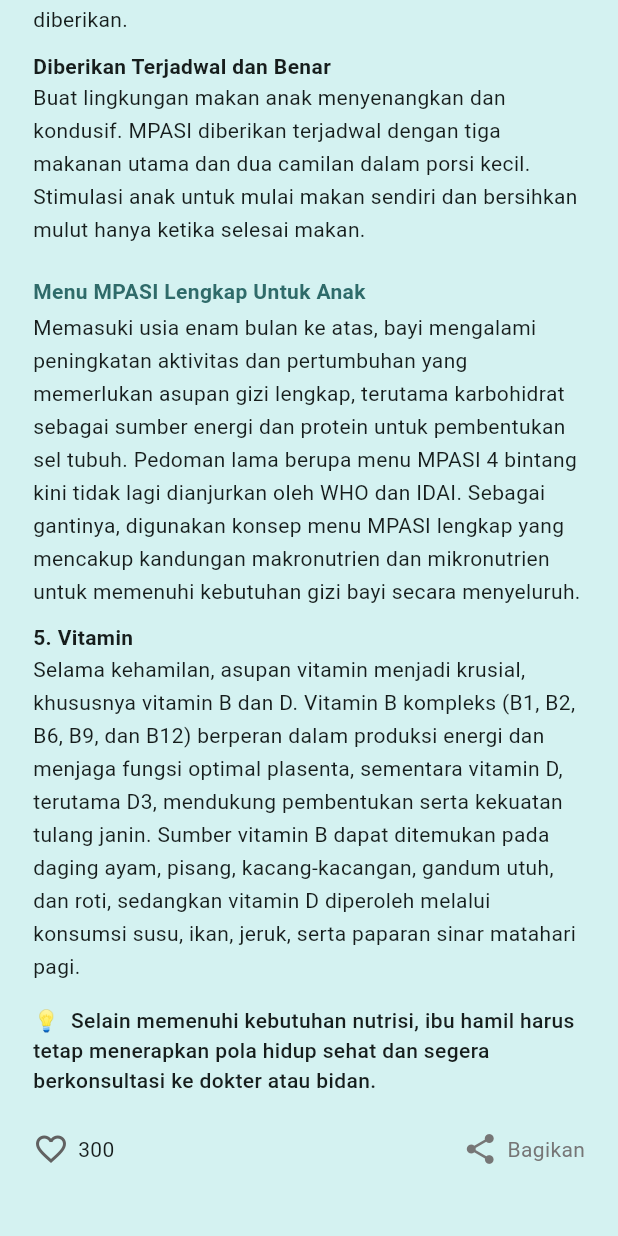
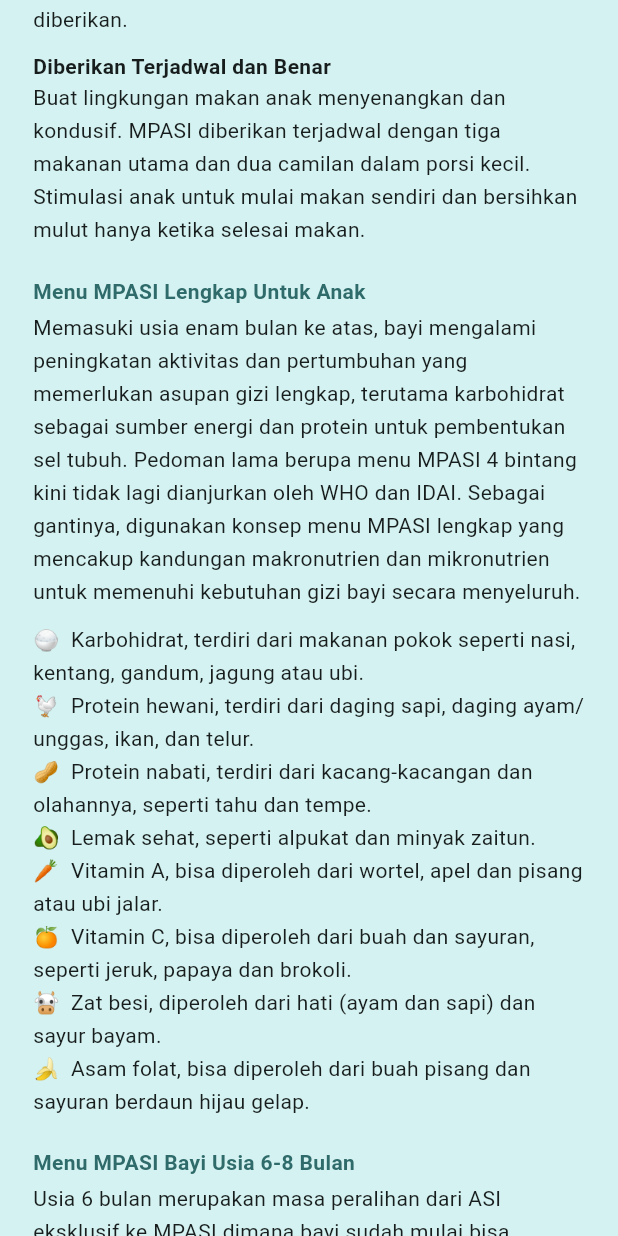
Before and after one commit to fanifatimahpr/stuntinq_apps, a Flutter app: the ArticleType3 screen opened directly, scrolled down 964 dp, on a phone screen of 412 x 824 dp. Run offline on Flutter 3.47's test engine with Material 3 defaults, Android fonts, the phone set to English and light mode, and no system bars; our stand-ins replace fluttertoast, shared_preferences, sqflite, table_calendar; accounts and stored records are empty.

```diff
--- a/lib/bottomnavigation/edukasi_modul2.dart
+++ b/lib/bottomnavigation/edukasi_modul2.dart
@@ -11,7 +11,7 @@ class ArticleType2 extends StatefulWidget {
 class _ArticleType2PageState extends State<ArticleType2> {
   bool isLiked = false;
   bool isBookmarked = false;
-  int likeCount = 300;
+  int likeCount = 343;
 
   @override
   Widget build(BuildContext context) {
--- a/lib/bottomnavigation/edukasi_modul3.dart
+++ b/lib/bottomnavigation/edukasi_modul3.dart
@@ -11,7 +11,7 @@ class ArticleType3 extends StatefulWidget {
 class _ArticleType3PageState extends State<ArticleType3> {
   bool isLiked = false;
   bool isBookmarked = false;
-  int likeCount = 300;
+  int likeCount = 287;
 
   @override
   Widget build(BuildContext context) {
@@ -116,7 +116,7 @@ class _ArticleType3PageState extends State<ArticleType3> {
             borderRadius: BorderRadius.circular(30),
           ),
           child: Text(
-            "Tumbuh Optimal",
+            "Menu MPASI",
             style: TextStyle(
               color: Color.fromARGB(255, 255, 255, 255),
               fontWeight: FontWeight.w600,
@@ -239,16 +239,117 @@ class _ArticleType3PageState extends State<ArticleType3> {
           style: TextStyle(height: 1.6),
         ),
         SizedBox(height: 10),
-        Text("5. Vitamin", style: TextStyle(fontWeight: FontWeight.bold)),
+        Text("🍚  Karbohidrat, terdiri dari makanan pokok seperti nasi, kentang, gandum, jagung atau ubi.", style: TextStyle(height: 1.6)),
         Text(
-          'Selama kehamilan, asupan vitamin menjadi krusial, khususnya vitamin B dan D. Vitamin B kompleks (B1, B2, B6, B9, dan B12) berperan dalam produksi energi dan menjaga fungsi optimal plasenta, sementara vitamin D, terutama D3, mendukung pembentukan serta kekuatan tulang janin. Sumber vitamin B dapat ditemukan pada daging ayam, pisang, kacang-kacangan, gandum utuh, dan roti, sedangkan vitamin D diperoleh melalui konsumsi susu, ikan, jeruk, serta paparan sinar matahari pagi.',
+          '🐔  Protein hewani, terdiri dari daging sapi, daging ayam/unggas, ikan, dan telur.',
           style: TextStyle(height: 1.6),
         ),
-        SizedBox(height: 15),
         Text(
-          "💡  Selain memenuhi kebutuhan nutrisi, ibu hamil harus tetap menerapkan pola hidup sehat dan segera berkonsultasi ke dokter atau bidan.",
-          style: TextStyle(fontWeight: FontWeight.w500),
+          "🥜  Protein nabati, terdiri dari kacang-kacangan dan olahannya, seperti tahu dan tempe.",
+          style: TextStyle(height: 1.6),
         ),
+        Text(
+          "🥑  Lemak sehat, seperti alpukat dan minyak zaitun.",
+          style: TextStyle(height: 1.6),
+        ),
+         Text(
+          "🥕  Vitamin A, bisa diperoleh dari wortel, apel dan pisang atau ubi jalar.",
+          style: TextStyle(height: 1.6),
+        ),
+        Text(
+          "🍊  Vitamin C, bisa diperoleh dari buah dan sayuran, seperti jeruk, papaya dan brokoli.",
+          style: TextStyle(height: 1.6),
+        ),
+        Text(
+          "🐮  Zat besi, diperoleh dari hati (ayam dan sapi) dan sayur bayam.",
+          style: TextStyle(height: 1.6),
+        ),
+        Text(
+          "🍌  Asam folat, bisa diperoleh dari buah pisang dan sayuran berdaun hijau gelap.",
+          style: TextStyle(height: 1.6),
+        ),
+
+        SizedBox(height: 20),
+
+        Text(
+          "Menu MPASI Bayi Usia 6-8 Bulan",
+          style: TextStyle(
+            fontWeight: FontWeight.bold,
+            fontSize: 14,
+            color: Color(0xff2f6b6a),
+          ),
+        ),
+        SizedBox(height: 3),
+         Text(
+          "Usia 6 bulan merupakan masa peralihan dari ASI eksklusif ke MPASI dimana bayi sudah mulai bisa mencerna makanan yang lebih padat. Inilah saat yang tepat memberi si kecil makanan bertekstur lunak, seperti bubur, kentang tumbuk, pisang atau alpukat.",
+          style: TextStyle(height: 1.6),
+        ),
+        SizedBox(height: 10),
+
+        Text(
+          "Usia 6 bulan merupakan masa peralihan dari ASI eksklusif ke MPASI dimana bayi sudah mulai bisa mencerna makanan yang lebih padat. Inilah saat yang tepat memberi si kecil makanan bertekstur lunak, seperti bubur, kentang tumbuk, pisang atau alpukat.",
+          style: TextStyle(height: 1.6),
+        ),
+        SizedBox(height: 10),
+        Text(
+          'Makanan yang bisa disiapkan Ibu antara lain bubur pisang campur apel dan pir, bubur sup daging kacang merah, atau puding kentang ayam dan telur. Unduh resep mpasi lokal untuk bayi usia 6-8 bukan di sini.', style: TextStyle(height: 1.6),
+          ),
+          SizedBox(height: 20),
+
+        Text(
+          "Menu MPASI Bayi Usia 9-11 Bulan",
+          style: TextStyle(
+            fontWeight: FontWeight.bold,
+            fontSize: 14,
+            color: Color(0xff2f6b6a),
+          ),
+        ),
+        SizedBox(height: 3),
+         Text(
+          'Di usia 9 bulan bayi mulai beralih ke menu makanan yang bervariasi dan bertekstur kasar. Walaupun ASI tetap merupakan sumber gizi utama, MPASI mulai berkontribusi terhadap pemenuhan kebutuhan nutrisi si kecil.', style: TextStyle(height: 1.6),
+        ),
+        SizedBox(height: 10),
+        Text(
+          'Berikan makanan yang lembut seperti nasi tim atau yang dicincang halus, dicacah, dan diiris-iris. Beberapa resep MPASI yang bisa ibu siapkan antara lain sop daging cincang, nasi tim ikan tuna telur puyuh atau tim bubur manado daging dan udang.', style: TextStyle(height: 1.6),
+        ),
+        SizedBox(height: 20),
+        Text(
+          "Menu MPASI Bayi Usia 12-23 Bulan",
+          style: TextStyle(
+            fontWeight: FontWeight.bold,
+            fontSize: 14,
+            color: Color(0xff2f6b6a),
+          ),
+        ),
+        SizedBox(height: 3),
+         Text(
+          'Saat mencapai usia 12 bulan atau 1 tahun, kebutuhan energi dan protein si kecil meningkat. Pastikan Ibu memberi si kecil protein hewani yang mengandung asam amino esensial untuk mendukung pertumbuhan otak dan sel-sel tubuh lainnya. ', style: TextStyle(height: 1.6),
+        ),
+        SizedBox(height: 10),
+        Text(
+          'Menu makanan yang diberikan, selain ASI, harus tetap lengkap, bervariasi dan bergizi seimbang. Pada rentang usia ini si kecil sudah mulai bisa makan nasi dan daging yang diiris-iris. Beberapa resep MPASI yang bisa ibu siapkan antara lain nasi sup telur puyuh bola ayam, nasi soto ayam kuah kuning, nasi ikan kuah kuning, dan nugget tempe ayam sayuran.', style: TextStyle(height: 1.6),
+        ),
+         SizedBox(height: 20),
+        Text(
+          "Menu MPASI Bayi Usia 2-5 Tahun",
+          style: TextStyle(
+            fontWeight: FontWeight.bold,
+            fontSize: 14,
+            color: Color(0xff2f6b6a),
+          ),
+        ),
+        SizedBox(height: 3),
+         Text(
+          'Memasuki usia 2 tahun ke atas, kemampuan fisik, intelektual dan sosial anak berkembang pesat. Anak juga sudah mulai memilih-milih makanan dan bisa makan makanan orang dewasa.', style: TextStyle(height: 1.6),
+        ),
+        SizedBox(height: 10),
+        Text(
+          'Berikan menu makanan yang lebih bervariasi agar anak tidak bosan. Namun tetap perhatikan kadar garam dan gula, serta hindari makanan olahan yang mengandung zat adiktif dan bahan pengawet.', style: TextStyle(height: 1.6),
+        ),
+        Text(
+          'Beberapa resep MPASI untuk anak usia 2 tahun ke atas, antara lain nasi masak ayam kecap sayur, nasi ikan lele katsu ceria, nasi sup tabas udang sayur dan bola-bola nasi isi rabuk ikan.', style: TextStyle(height: 1.6),
+        ),
+         SizedBox(height: 20),
       ],
     );
   }
--- a/lib/bottomnavigation/edukasi_modul4.dart
+++ b/lib/bottomnavigation/edukasi_modul4.dart
@@ -11,7 +11,7 @@ class ArticleType4 extends StatefulWidget {
 class _ArticleType4PageState extends State<ArticleType4> {
   bool isLiked = false;
   bool isBookmarked = false;
-  int likeCount = 300;
+  int likeCount = 468;
 
   @override
   Widget build(BuildContext context) {
@@ -100,7 +100,7 @@ class _ArticleType4PageState extends State<ArticleType4> {
             borderRadius: BorderRadius.circular(30),
           ),
           child: Text(
-            "Kehamilan",
+            "Imunisasi Dasar",
             style: TextStyle(
               color: Color.fromARGB(255, 255, 255, 255),
               fontWeight: FontWeight.w600,
@@ -116,7 +116,7 @@ class _ArticleType4PageState extends State<ArticleType4> {
             borderRadius: BorderRadius.circular(30),
           ),
           child: Text(
-            "Nutrisi",
+            "PD3I",
             style: TextStyle(
               color: Color.fromARGB(255, 255, 255, 255),
               fontWeight: FontWeight.w600,
@@ -129,7 +129,7 @@ class _ArticleType4PageState extends State<ArticleType4> {
 
   Widget _buildTitle() {
     return Text(
-      "Nutrisi Ibu Hamil Terpenuhi: Kehamilan Lancar",
+      "Pentingnya Imunisasi: Meningkatkan Kekebalan Sebagai Pondasi Pencegah Penyakit",
       style: const TextStyle(
         fontSize: 26,
         fontWeight: FontWeight.bold,
@@ -161,7 +161,7 @@ class _ArticleType4PageState extends State<ArticleType4> {
               ),
               SizedBox(height: 4),
               Text(
-                "01 April 2024",
+                "01 Januari 2024",
                 style: TextStyle(
                   fontSize: 12,
                   color: Color.fromARGB(255, 118, 118, 118),
@@ -179,58 +179,72 @@ class _ArticleType4PageState extends State<ArticleType4> {
       crossAxisAlignment: CrossAxisAlignment.start,
       children: const [
         Text(
-          'Kehamilan merupakan pengalaman yang penuh kebahagiaan sekaligus tantangan, karena ibu perlu menjaga kesehatan dirinya dan janin secara bersamaan. Selama kebutuhan nutrisinya terpenuhi, tidak ada yang perlu dikhawatirkan. Meski nafsu makan meningkat dan muncul keinginan khusus terhadap makanan tertentu, ibu hamil tetap perlu mengatur pola makan dengan bijak agar asupan gizi seimbang dan tidak berlebihan.',
+          'Imunisasi adalah suatu upaya untuk menimbulkan/meningkatkan kekebalan seseorang secara aktif terhadap suatu penyakit sehingga bila suatu saat terpajan dengan penyakit tersebut tidak akan sakit atau hanya mengalami sakit ringan. Penyakit tersebut dikenal sebagai Penyakit-penyakit yang Dapat Dicegah Dengan Imunisasi (PD3I).',style: TextStyle(height: 1.6),
+        ),
+        SizedBox(height: 12),
+        Text(
+          "Apa Itu PD3I?",
+          style: TextStyle(
+            fontWeight: FontWeight.bold,
+            fontSize: 14,
+            color: Color(0xff2f6b6a),
+          ),
+        ),
+        SizedBox(height: 3),
+        Text(
+          'Penyakit yang Dapat Dicegah dengan Imunisasi atau PD3I merupakan penyakit yang disebabkan oleh virus dan bakteri. Untuk penyakit yang disebabkan oleh virus yaitu Cacar, Campak, Polio, Hepatitis B, Hepatitis A, Influenza, Haemophilus. Sementara, penyakit yang disebabkan oleh bakteri, misalnya Pertusis, Difteri, Tetanus, Tuberkulosis.', style: TextStyle(height: 1.6),
+        ),
+        SizedBox(height: 10),
+        Text(
+          'Terdapat beberapa PD3I antara lain hepatitis B, tuberkulosis, polio, difteri, pertusis (batuk rejan), tetanus, campak, rubela, pneumonia (radang paru), meningitis, kanker leher rahim yang disebabkan oleh infeksi Human Papilloma Virus (HPV), ensefalitis (radang otak) akibat infeksi virus Japanese Encephalitis (JE), dan diare yang disebabkan oleh infeksi Rotavirus.',style: TextStyle(height: 1.6),
+        ),
+        SizedBox(height: 10),
+
+        Text("A. Proteksi Individu", style: TextStyle(fontWeight: FontWeight.bold)),
+        Text(
+          'Setiap orang yang mendapatkan imunisasi akan membentuk  antibodi spesifik terhadap penyakit tertentu. ',
           style: TextStyle(height: 1.6),
         ),
         SizedBox(height: 10),
+        Text('B. Membentuk Kekebalan Kelompok (Herd Immunity)', style: TextStyle(fontWeight: FontWeight.bold)),
+
         Text(
-          'Selain zat gizi makro seperti karbohidrat, protein dan lemak, ibu hamil juga membutuhkan zat gizi mikro, seperti vitamin dan suplemen. Berikut adalah zat gizi penting yang harus ada dalam makanan Ibu hamil untuk memastikan kesehatan ibu dan janin dalam kandungannya.',
-          style: TextStyle(height: 1.6),
-        ),
-        SizedBox(height: 12),
-        Text("1. Asam Folat", style: TextStyle(fontWeight: FontWeight.bold)),
-        Text(
-          'Asam folat berperan penting dalam pembentukan sel dan organ janin serta membantu menjaga tekanan darah ibu hamil. Kekurangannya dapat memicu gangguan pertumbuhan janin dan komplikasi seperti preeklamsia. Ibu hamil disarankan mengonsumsi 600–800 mcg asam folat per hari yang dapat diperoleh dari kacang-kacangan, hati, telur, dan sayuran hijau.',
-          style: TextStyle(height: 1.6),
-        ),
-        SizedBox(height: 10),
-
-        Text("2. Kalsium", style: TextStyle(fontWeight: FontWeight.bold)),
-        Text(
-          'Kalsium dibutuhkan dalam pembentukan tulang dan gigi janin, serta menjaga kesehatan tulang ibu hamil. Kalsium juga membantu menurunkan risiko gangguan kehamilan, seperti hipertensi dan kelahiran prematur. Asupan kalsium bisa didapat dari sumber protein hewani seperti susu, produk susu (yoghurt, keju), ikan, tahu dan sayuran berwarna hijau tua. ',
-          style: TextStyle(height: 1.6),
-        ),
-        SizedBox(height: 10),
-        Text('3. Protein', style: TextStyle(fontWeight: FontWeight.bold)),
-        SizedBox(height: 10),
-        Text(
-          'Ikan dan ayam, terutama yang tidak berlemak, dan telur merupakan sumber protein hewani yang dibutuhkan sebagai sumber kalori dan pembentukan darah bagi ibu hamil, serta zat pembangun jaringan tubuh pada janin. Pastikan ikan dan telur sampai benar-benar masak, dan tidak dimakan mentah-mentah.',
+          'Apabila cakupan imunisasi tinggi dan merata dapat membentuk kekebalan kelompok dan melindungi  kelompok masyarakat yang rentan.',
           style: TextStyle(height: 1.6),
         ),
 
-        SizedBox(height: 10),
-        Text("4. Lemak", style: TextStyle(fontWeight: FontWeight.bold)),
+         SizedBox(height: 10),
+        Text('C. Proteksi Lintas Kelompok', style: TextStyle(fontWeight: FontWeight.bold)),
+
         Text(
-          'Lemak sehat, seperti asam lemak omega 3 dan DHA (asam dokosaheksaenoat), mendukung perkembangan mata dan otak janin yang sehat. Lemak yang sehat bisa didapat dari alpukat, kacang-kacangan, biji-bijian dan ikan kaya lemak, seperti salmon, sarden, dan ikan tuna.',
-          style: TextStyle(height: 1.6),
+          'Pemberian imunisasi pada kelompok usia tertentu (anak) dapat membatasi penularan kepada ',
+          style: TextStyle(height: 1.6),),
+
+         SizedBox(height: 12),
+        Text(
+          "Penyakit yang Dapat Dicegah dengan PD3I",
+          style: TextStyle(
+            fontWeight: FontWeight.bold,
+            fontSize: 14,
+            color: Color(0xff2f6b6a),
+          ),
         ),
-        SizedBox(height: 10),
-        Text("5. Zat Besi", style: TextStyle(fontWeight: FontWeight.bold)),
-        Text(
-          'Zat besi dibutuhkan untuk pembentukan sel darah merah, karena meningkatnya volume darah yang dibutuhkan selama kehamilan. Kekurangan zat besi dapat meningkatkan risiko bayi lahir prematur, berat badan lahir rendah, serta depresi pasca melahirkan. Asupan zat besi bisa didapatkan dari daging merah tanpa lemak, ikan, unggas, sayuran dan kacang-kacangan, serta suplemen tablet tambah darah (TTD).',
-          style: TextStyle(height: 1.6),
-        ),
-        SizedBox(height: 10),
-        Text("5. Vitamin", style: TextStyle(fontWeight: FontWeight.bold)),
-        Text(
-          'Selama kehamilan, asupan vitamin menjadi krusial, khususnya vitamin B dan D. Vitamin B kompleks (B1, B2, B6, B9, dan B12) berperan dalam produksi energi dan menjaga fungsi optimal plasenta, sementara vitamin D, terutama D3, mendukung pembentukan serta kekuatan tulang janin. Sumber vitamin B dapat ditemukan pada daging ayam, pisang, kacang-kacangan, gandum utuh, dan roti, sedangkan vitamin D diperoleh melalui konsumsi susu, ikan, jeruk, serta paparan sinar matahari pagi.',
-          style: TextStyle(height: 1.6),
-        ),
-        SizedBox(height: 15),
-        Text(
-          "💡  Selain memenuhi kebutuhan nutrisi, ibu hamil harus tetap menerapkan pola hidup sehat dan segera berkonsultasi ke dokter atau bidan.",
-          style: TextStyle(fontWeight: FontWeight.w500),
-        ),
+        SizedBox(height: 5),
+        Text('1. Penyakit Polio', style: TextStyle(fontWeight: FontWeight.w500)),
+        SizedBox(height: 3),
+        Text('2. Penyakit Campak Rubela', style: TextStyle(fontWeight: FontWeight.w500)),
+         SizedBox(height: 3),
+        Text('3. Penyakit Tetanus Neonatarum', style: TextStyle(fontWeight: FontWeight.w500)),
+
+         SizedBox(height: 3),
+         Text('4. Penyakit Pertusis (Batuk 100 Hari)', style: TextStyle(fontWeight: FontWeight.w500)),
+         SizedBox(height: 3),
+         Text('5. Penyakit Difteri', style: TextStyle(fontWeight: FontWeight.w500)),
+         SizedBox(height: 3),
+         Text('6. Penyakit Hepatitis B', style: TextStyle(fontWeight: FontWeight.w500)),
+         SizedBox(height: 3),
+        Text('7. Penyakit Kanker Serviks', style: TextStyle(fontWeight: FontWeight.w500)),
+         SizedBox(height: 12),
       ],
     );
   }
```
Also changed, not shown: lib/Slashingg/splashscreen_page.dart (+30 -19 lines), pubspec.yaml (+7 -0 lines), assets/images/logo512.png (added), pubspec.lock, 33 other files.
